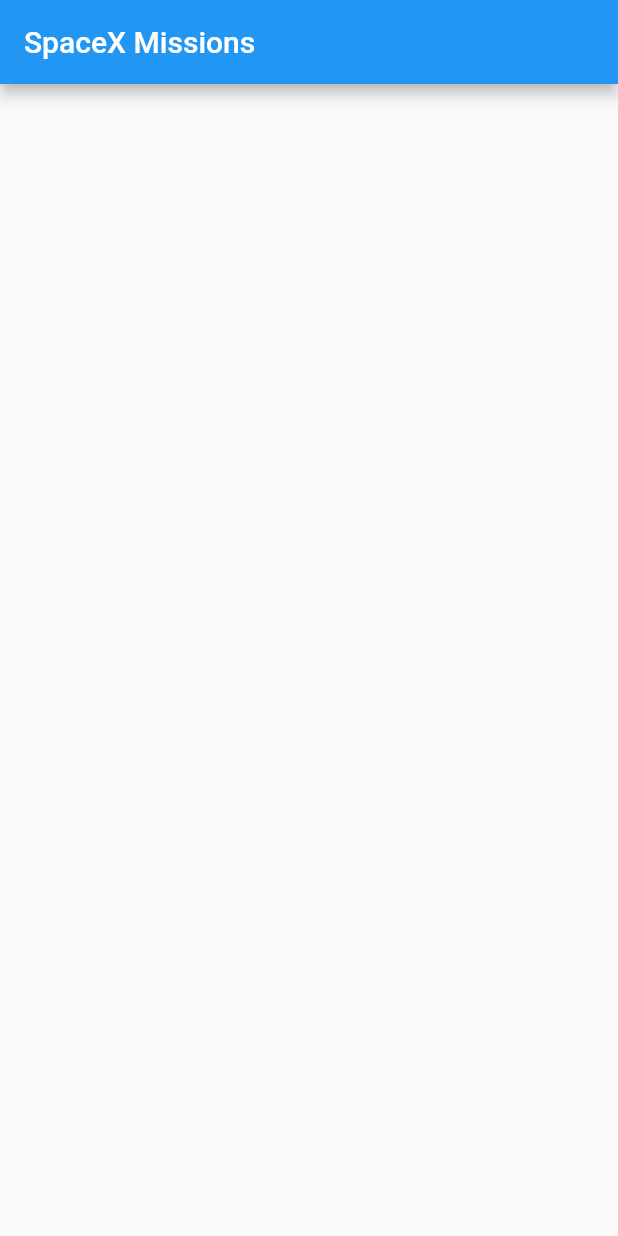
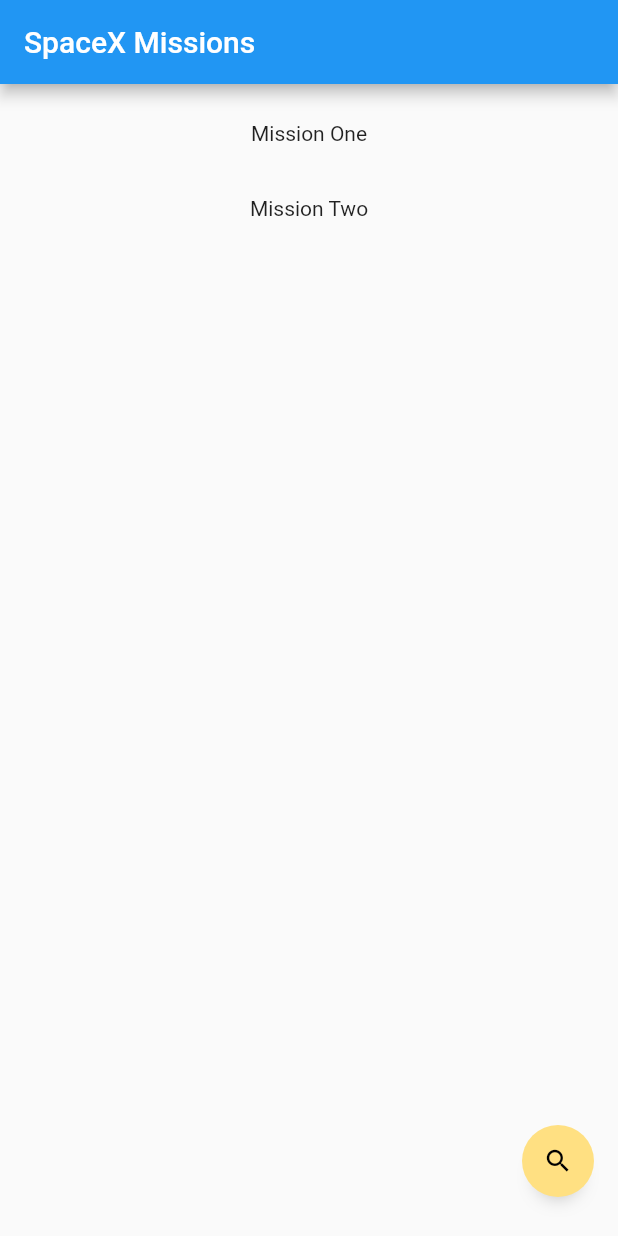
Before and after one commit to nowxel/spacex, a Flutter app: the screen it shows after launch, on a phone screen of 412 x 824 dp. Run offline on Flutter 3.47's test engine with Material 2 defaults, Android fonts, the phone set to English and light mode, and no system bars; drawn by our look-alikes of anim_search_bar; our stand-ins replace flutter_bloc.

Commit message:
missions and search

```diff
--- a/lib/main.dart
+++ b/lib/main.dart
@@ -1,4 +1,8 @@
 import 'package:flutter/material.dart';
+import 'package:flutter_bloc/flutter_bloc.dart';
+
+import 'missions_cubit.dart';
+import 'missions_page.dart';
 
 void main() {
   runApp(MyApp());
@@ -16,7 +20,10 @@ class MyApp extends StatelessWidget {
         appBar: AppBar(
           title: Text('SpaceX Missions'),
         ),
-        body: Container(),
+        body: BlocProvider(
+          create: (_) => MissionsCubit(),
+          child: MissionsPage(),
+        ),
       ),
     );
   }
--- /dev/null
+++ b/lib/missions.dart
@@ -0,0 +1,6 @@
+class Mission {
+  String missionName = "";
+  String details = "";
+
+  Mission(this.missionName, this.details);
+}
--- /dev/null
+++ b/lib/missions_cubit.dart
@@ -0,0 +1,28 @@
+import 'package:flutter_bloc/flutter_bloc.dart';
+
+import 'missions.dart';
+
+class MissionsCubit extends Cubit<List<Mission>> {
+  List<Mission> missions = List.empty();
+
+  MissionsCubit() : super(List.empty()) {
+    _loadMissions();
+  }
+
+  void search(String query) {
+    emit(query.isEmpty
+        ? missions
+        : missions
+        .where((element) =>
+        element.missionName.toLowerCase().contains(query.toLowerCase()))
+        .toList());
+  }
+
+  void _loadMissions() async {
+    missions = [
+      Mission("Mission One", "London is the capital of Great Britain"),
+      Mission("Mission Two", "Who cares"),
+    ];
+    emit(missions);
+  }
+}
--- /dev/null
+++ b/lib/missions_page.dart
@@ -0,0 +1,53 @@
+import 'package:anim_search_bar/anim_search_bar.dart';
+import 'package:flutter/cupertino.dart';
+import 'package:flutter/material.dart';
+import 'package:flutter_bloc/flutter_bloc.dart';
+
+import 'missions.dart';
+import 'missions_cubit.dart';
+
+class MissionsPage extends StatelessWidget {
+  final searchInputController = TextEditingController();
+
+  @override
+  Widget build(BuildContext context) {
+    searchInputController.addListener(() {
+      final query = searchInputController.text;
+      context.read<MissionsCubit>().search(query);
+    });
+    return Stack(
+      children: [
+        BlocBuilder<MissionsCubit, List<Mission>>(
+          builder: (context, missions) => Expanded(
+            child: ListView.builder(
+                padding: const EdgeInsets.all(8),
+                itemCount: missions.length,
+                itemBuilder: (BuildContext context, int index) {
+                  return Container(
+                    height: 50,
+                    child: Center(child: Text(missions[index].missionName)),
+                  );
+                }),
+          ),
+        ),
+        Align(
+          alignment: Alignment.bottomRight,
+          child: Padding(
+            padding: const EdgeInsets.symmetric(horizontal: 16),
+            child: AnimSearchBar(
+              color: Colors.amber[200],
+              width: 400,
+              rtl: true,
+              textController: searchInputController,
+              onSuffixTap: () {
+                print("hui");
+                searchInputController.clear();
+                context.read<MissionsCubit>().search("");
+              },
+            ),
+          ),
+        ),
+      ],
+    );
+  }
+}
--- a/pubspec.yaml
+++ b/pubspec.yaml
@@ -28,6 +28,8 @@ dependencies:
   # The following adds the Cupertino Icons font to your application.
   # Use with the CupertinoIcons class for iOS style icons.
   cupertino_icons: ^1.0.2
+  flutter_bloc: ^7.0.1
+  anim_search_bar: ^2.0.2
 
 dev_dependencies:
   flutter_test:
```
Also changed, not shown: pubspec.lock.
